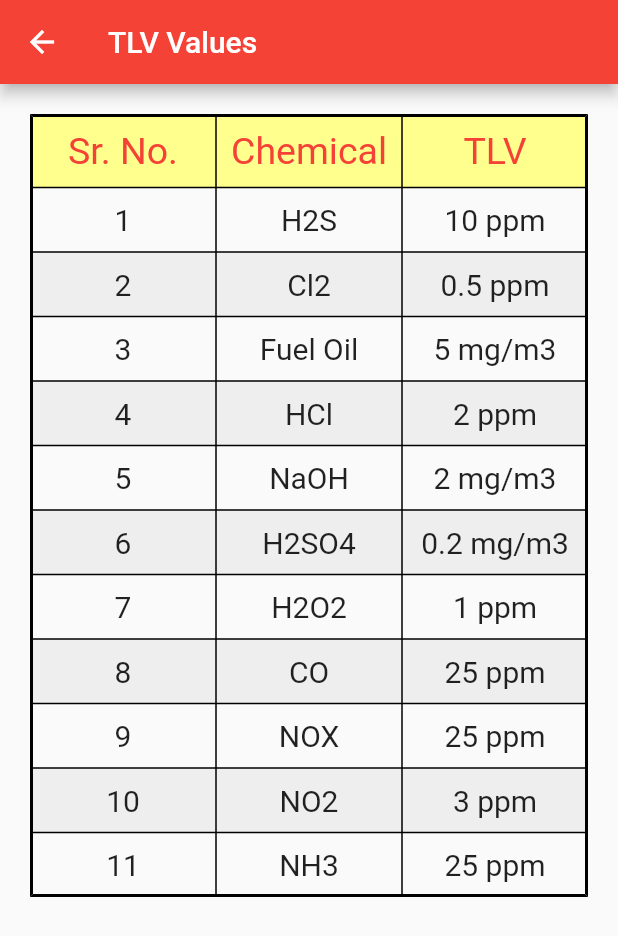
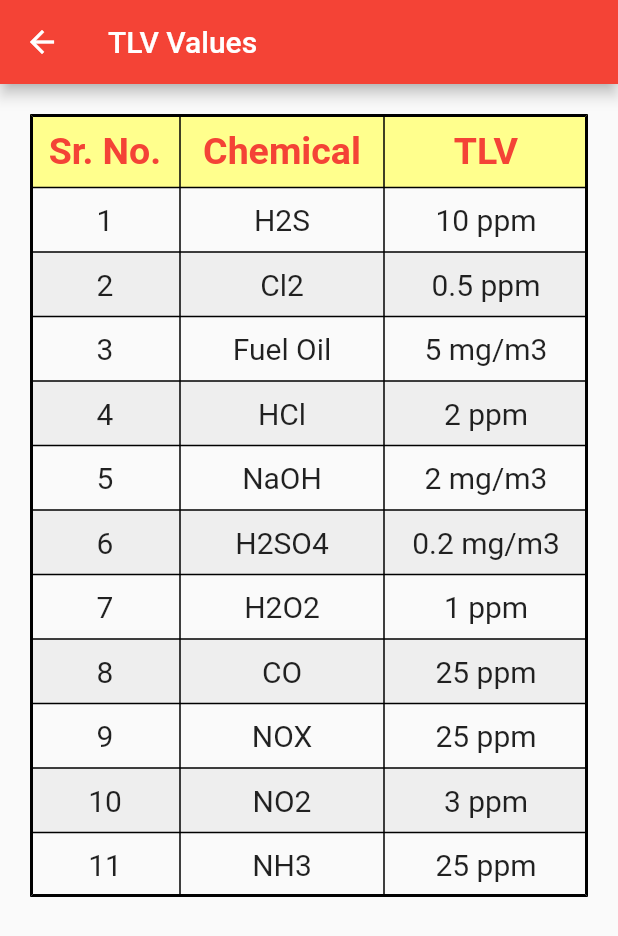
Before and after one commit to mbariya/Plant_Safety_Manual_App, a Flutter app: the TLV screen opened by its route, on a phone screen of 412 x 824 dp. Shown: the top 936 px of the screen. Run offline on Flutter 3.47's test engine with Material 2 defaults, Android fonts, the phone set to English and light mode, and no system bars; our stand-ins replace dynamic_theme.

Commit message:
TLV values updated

```diff
--- a/lib/Data/TLV.dart
+++ b/lib/Data/TLV.dart
@@ -22,6 +22,20 @@ class TLVState extends State<TLV> {
             mainAxisAlignment: MainAxisAlignment.start,
             children: <Widget>[
               new Table(
+                defaultVerticalAlignment: TableCellVerticalAlignment.middle,
+                columnWidths:  const <int, TableColumnWidth> {
+                  0: FixedColumnWidth(100.0),
+                  //1: FixedColumnWidth(110.0),
+                  //2: FixedColumnWidth(125.0),
+                },
+                border: new TableBorder(
+                  right: BorderSide(width: 2.0),
+                  left: BorderSide(width: 2.0),
+                  bottom: BorderSide(width: 2.0),
+                  top: BorderSide(width: 2.0),
+                  horizontalInside: BorderSide(width: 1.0),
+                  verticalInside: BorderSide(width: 1.0),
+                ),
                 children: [
                   new TableRow(
                     decoration: new BoxDecoration(color: Colors.yellowAccent[100],),
@@ -29,19 +43,19 @@ class TLVState extends State<TLV> {
                       Center(
                         child: Container(
                             padding: EdgeInsets.fromLTRB(5.0, 10.0, 5.0, 10.0),
-                            child: new Text("Sr. No.", style: new TextStyle(fontSize: 25.0, color: Colors.red),)
+                            child: new Text("Sr. No.", style: new TextStyle(fontSize: 25.0, color: Colors.red,fontWeight: FontWeight.bold),)
                         ),
                       ),
                       Center(
                         child: Container(
                             padding: EdgeInsets.fromLTRB(5.0, 10.0, 5.0, 10.0),
-                            child: new Text("Chemical", style: new TextStyle(fontSize: 25.0, color: Colors.red),)
+                            child: new Text("Chemical", style: new TextStyle(fontSize: 25.0, color: Colors.red, fontWeight: FontWeight.bold),)
                         ),
                       ),
                       Center(
                         child: Container(
                             padding: EdgeInsets.fromLTRB(5.0, 10.0, 5.0, 10.0),
-                            child: new Text("TLV", style: new TextStyle(fontSize: 25.0, color: Colors.red),)
+                            child: new Text("TLV", style: new TextStyle(fontSize: 25.0, color: Colors.red, fontWeight: FontWeight.bold),)
                         ),
                       ),
                     ],
@@ -303,15 +317,7 @@ class TLVState extends State<TLV> {
                     ],
                   ),
                 ],
-                defaultVerticalAlignment: TableCellVerticalAlignment.middle,
-                border: new TableBorder(
-                  right: BorderSide(width: 2.0),
-                  left: BorderSide(width: 2.0),
-                  bottom: BorderSide(width: 2.0),
-                  top: BorderSide(width: 2.0),
-                  horizontalInside: BorderSide(width: 1.0),
-                  verticalInside: BorderSide(width: 1.0),
-                ),
+
               ),
 
             ],
```
